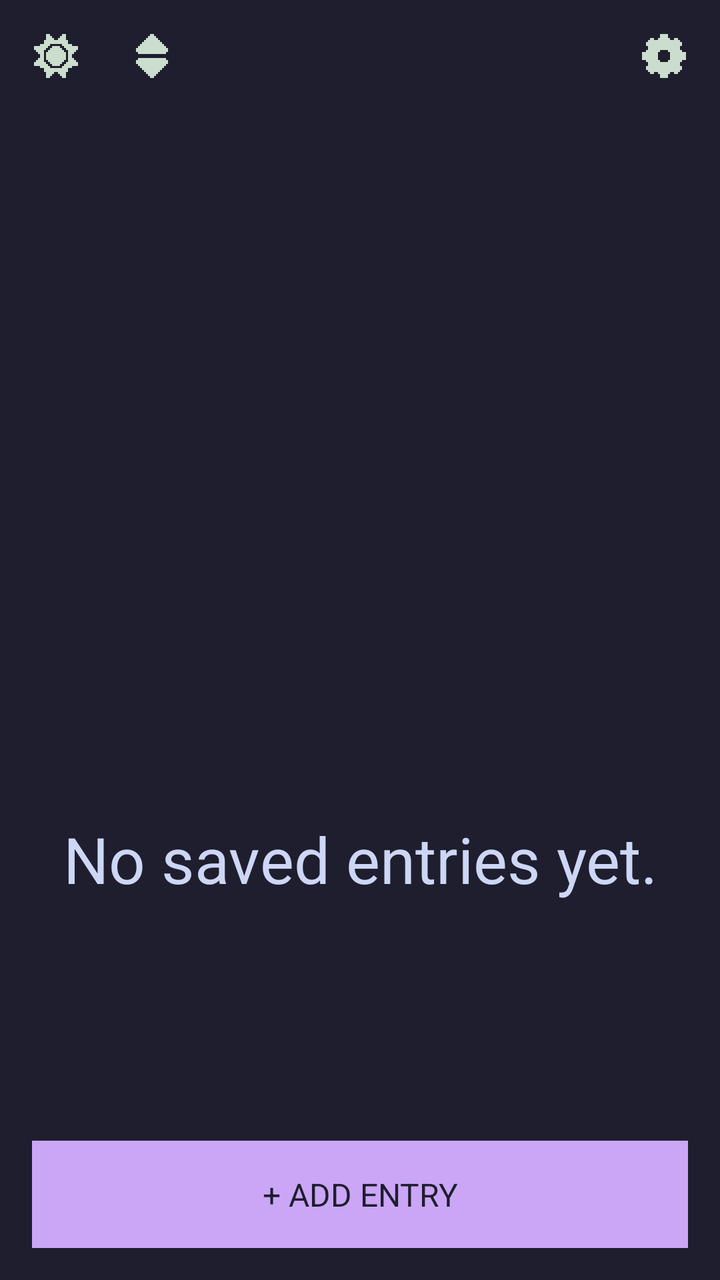
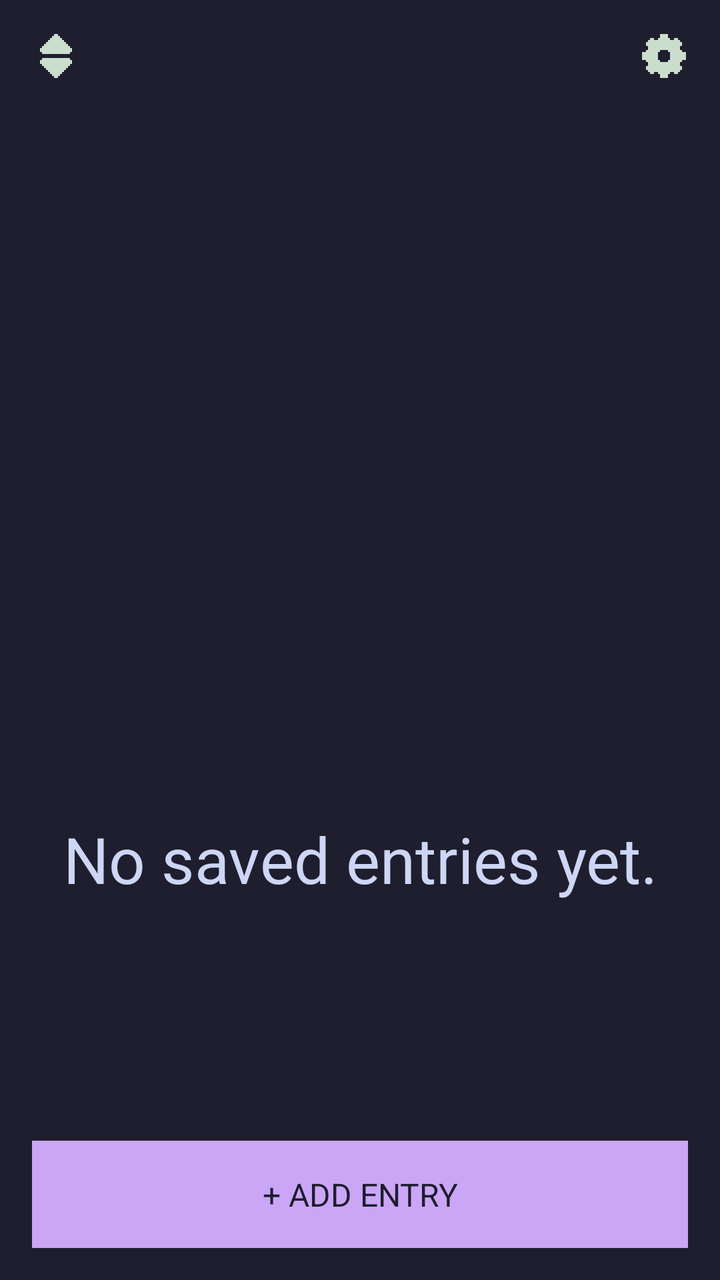

Compare the two renders of this Android layout. The source of the first and the diff that turns it into the second are given below.
<!-- AndroidManifest.xml: application theme Theme.Okapi -->
<!-- res/layout/activity_main.xml -->
<?xml version="1.0" encoding="utf-8"?>
<LinearLayout xmlns:android="http://schemas.android.com/apk/res/android"
    android:id="@+id/root"
    style="@style/VerticalList"
    android:layout_height="match_parent"
    android:background="@color/base">

    <LinearLayout
        android:id="@+id/toolbar_row"
        style="@style/HorizontalList"
        android:padding="4sp">

        <FrameLayout
            android:id="@+id/theme_btn"
            android:layout_width="wrap_content"
            android:layout_height="wrap_content"
            android:padding="@dimen/small">

            <ImageView
                android:id="@+id/theme_icon"
                style="@style/Icon24"
                android:contentDescription="@string/altdescr_switch_theme"
                android:src="@drawable/px_sun" />
        </FrameLayout>

        <FrameLayout
            android:id="@+id/sort_btn"
            android:layout_width="wrap_content"
            android:layout_height="wrap_content"
            android:padding="@dimen/small">

            <ImageView
                style="@style/Icon24"
                android:contentDescription="@string/altdescr_sort"
                android:src="@drawable/px_sort" />
        </FrameLayout>

        <FrameLayout
            android:id="@+id/delete_btn"
            android:layout_width="wrap_content"
            android:layout_height="wrap_content"
            android:padding="@dimen/small"
            android:visibility="gone">

            <ImageView
                style="@style/Icon24"
                android:contentDescription="@string/altdescr_delete"
                android:src="@drawable/px_trash" />
        </FrameLayout>

        <View
            android:layout_width="0dp"
            android:layout_height="0dp"
            android:layout_weight="1" />

        <FrameLayout
            android:id="@+id/settings_btn"
            android:layout_width="wrap_content"
            android:layout_height="wrap_content"
            android:padding="@dimen/small">

            <ImageView
                style="@style/Icon24"
                android:contentDescription="@string/altdescr_open_settings"
                android:src="@drawable/px_cog" />
        </FrameLayout>

    </LinearLayout>

    <LinearLayout
        android:id="@+id/list_view"
        style="@style/VerticalList"
        android:layout_height="0dp"
        android:layout_weight="1">

        <ListView
            android:id="@+id/messages_list"
            android:layout_width="match_parent"
            android:layout_height="0dp"
            android:layout_weight="1"
            android:background="@android:color/transparent"
            android:cacheColorHint="@android:color/transparent"
            android:fadingEdge="none"
            android:overScrollMode="never"
            android:scrollbars="none" />

        <TextView
            android:id="@+id/empty_label"
            style="@style/H2_Center"
            android:layout_height="0dp"
            android:layout_weight="1"
            android:text="@string/label_no_messages" />

        <Button
            android:id="@+id/add_btn"
            style="@style/BTN"
            android:layout_margin="16dp"
            android:text="@string/btn_add_message" />
    </LinearLayout>

    <LinearLayout
        android:id="@+id/edit_view"
        style="@style/VerticalList"
        android:layout_height="0dp"
        android:layout_weight="1"
        android:paddingLeft="16dp"
        android:paddingRight="16dp"
        android:paddingBottom="16dp"
        android:visibility="gone">

        <ScrollView
            android:layout_width="match_parent"
            android:layout_height="0dp"
            android:layout_weight="1"
            android:fadingEdge="none"
            android:fillViewport="true"
            android:overScrollMode="never"
            android:scrollbars="none">

            <LinearLayout style="@style/VerticalList_BG2">

                <TextView
                    style="@style/Text"
                    android:text="@string/label_name" />

                <EditText
                    android:id="@+id/field_name"
                    style="@style/EditText"
                    android:inputType="textNoSuggestions" />

                <View style="@style/SeparatorListVertical" />

                <TextView
                    style="@style/Text"
                    android:text="@string/label_user" />

                <EditText
                    android:id="@+id/field_user"
                    style="@style/EditText"
                    android:inputType="textNoSuggestions" />

                <View style="@style/SeparatorListVertical" />

                <TextView
                    style="@style/Text"
                    android:text="@string/label_password" />

                <EditText
                    android:id="@+id/field_password"
                    style="@style/EditText"
                    android:inputType="textVisiblePassword" />

                <View style="@style/SeparatorListVertical" />

                <TextView
                    style="@style/Text"
                    android:text="@string/label_url" />

                <EditText
                    android:id="@+id/field_url"
                    style="@style/EditText"
                    android:inputType="textUri|textNoSuggestions" />

                <View style="@style/SeparatorListVertical" />

                <TextView
                    style="@style/Text"
                    android:text="@string/label_totp" />

                <EditText
                    android:id="@+id/field_totp"
                    style="@style/EditText"
                    android:inputType="textVisiblePassword" />
            </LinearLayout>
        </ScrollView>

        <View style="@style/Separator" />

        <Button
            android:id="@+id/save_btn"
            style="@style/BTN"
            android:text="@string/btn_save" />

        <View style="@style/SeparatorListVertical" />

        <Button
            android:id="@+id/cancel"
            style="@style/BTN"
            android:text="@string/btn_go_back" />
    </LinearLayout>
</LinearLayout>
<!-- resources referenced by this layout -->
<resources>
  <color name="base">#1E1E2E</color>
  <dimen name="small">12sp</dimen>
  <!-- drawable px_sun (drawable) -->
  <vector xmlns:android="http://schemas.android.com/apk/res/android"
      android:width="24dp"
      android:height="24dp"
      android:viewportWidth="24"
      android:viewportHeight="24">
    <path
        android:fillColor="#CBDECD"
        android:pathData="M7,1L7,4L6,4L6,6L4,6L4,7L1,7L1,9L2,9L2,10L3,10L3,11L4,11L4,13L3,13L3,14L2,14L2,15L1,15L1,17L4,17L4,18L6,18L6,20L7,20L7,23L9,23L9,22L10,22L10,21L11,21L11,20L13,20L13,21L14,21L14,22L15,22L15,23L17,23L17,20L18,20L18,18L20,18L20,17L23,17L23,15L22,15L22,14L21,14L21,13L20,13L20,11L21,11L21,10L22,10L22,9L23,9L23,7L20,7L20,6L18,6L18,4L17,4L17,1L15,1L15,2L14,2L14,3L13,3L13,4L11,4L11,3L10,3L10,2L9,2L9,1L7,1zM9,6L15,6L15,7L16,7L16,8L17,8L17,9L18,9L18,15L17,15L17,16L16,16L16,17L15,17L15,18L9,18L9,17L8,17L8,16L7,16L7,15L6,15L6,9L7,9L7,8L8,8L8,7L9,7L9,6zM10,7L10,8L9,8L9,9L8,9L8,10L7,10L7,14L8,14L8,15L9,15L9,16L10,16L10,17L14,17L14,16L15,16L15,15L16,15L16,14L17,14L17,10L16,10L16,9L15,9L15,8L14,8L14,7L10,7z"/>
  </vector>
  <!-- drawable px_trash (drawable) -->
  <vector xmlns:android="http://schemas.android.com/apk/res/android"
      android:width="24dp"
      android:height="24dp"
      android:viewportWidth="24"
      android:viewportHeight="24">
    <path
        android:fillColor="#CBDECD"
        android:pathData="M9,1L9,2L8,2L8,3L2,3L2,5L22,5L22,3L16,3L16,2L15,2L15,1L9,1zM4,7L4,22L5,22L5,23L19,23L19,21L20,21L20,7L4,7zM8,9L10,9L10,19L8,19L8,9zM14,9L16,9L16,19L14,19L14,9z"/>
  </vector>
  <string name="altdescr_delete">Delete</string>
  <string name="altdescr_open_settings">Open Settings</string>
  <string name="altdescr_sort">Reorder messages</string>
  <string name="altdescr_switch_theme">Switch between light and dark</string>
  <string name="btn_add_message">+ ADD ENTRY</string>
  <string name="btn_go_back">GO BACK</string>
  <string name="btn_save">SAVE</string>
  <string name="label_name">NAME</string>
  <string name="label_no_messages">No saved entries yet.</string>
  <string name="label_password">PASSWORD</string>
  <string name="label_totp">TOTP SECRET</string>
  <string name="label_url">URL</string>
  <string name="label_user">USER</string>
  <style name="H2_Center" parent="H2">
          <item name="android:gravity">center</item>
      </style>
  <style name="HorizontalList" parent="BlockFlow">
          <item name="android:orientation">horizontal</item>
          <item name="android:gravity">center_vertical</item>
      </style>
  <style name="Icon24">
          <item name="android:layout_width">24dp</item>
          <item name="android:layout_height">24dp</item>
          <item name="android:layout_gravity">center</item>
      </style>
  <style name="SeparatorListVertical">
          <item name="android:layout_width">match_parent</item>
          <item name="android:layout_height">@dimen/space_between_elements</item>
      </style>
  <style name="Text" parent="BlockFlow">
          <item name="android:textColor">@color/text</item>
          <item name="android:textSize">@dimen/text</item>
      </style>
  <style name="VerticalList" parent="BlockFlow">
          <item name="android:orientation">vertical</item>
      </style>
  <style name="VerticalList_BG2" parent="VerticalList">
          <item name="android:background">@color/surface_0</item>
          <item name="android:padding">16dp</item>
      </style>
  <style name="BlockFlow">
          <item name="android:layout_width">match_parent</item>
          <item name="android:layout_height">wrap_content</item>
      </style>
  <dimen name="text">16sp</dimen>
  <color name="accent">#CBA6F7</color>
  <color name="text">#CDD6F4</color>
  <style name="H2" parent="BlockFlow">
          <item name="android:textColor">@color/text</item>
          <item name="android:textSize">@dimen/h2</item>
      </style>
  <color name="disabled">#585B70</color>
  <dimen name="space_between_elements">8dp</dimen>
  <color name="surface_0">#45475A</color>
  <dimen name="h2">32sp</dimen>
  <!-- unchanged entries left out for length: 6 -->
</resources>

<!-- the commit's change to res/layout/activity_main.xml (unified diff, before → after) -->
@@ -10,18 +10,18 @@
         style="@style/HorizontalList"
         android:padding="4sp">
 
-        <FrameLayout
-            android:id="@+id/theme_btn"
-            android:layout_width="wrap_content"
-            android:layout_height="wrap_content"
-            android:padding="@dimen/small">
-
-            <ImageView
-                android:id="@+id/theme_icon"
-                style="@style/Icon24"
-                android:contentDescription="@string/altdescr_switch_theme"
-                android:src="@drawable/px_sun" />
-        </FrameLayout>
+
+
+
+
+
+
+
+
+
+
+
+
 
         <FrameLayout
             android:id="@+id/sort_btn"
@@ -35,19 +35,6 @@
                 android:src="@drawable/px_sort" />
         </FrameLayout>
 
-        <FrameLayout
-            android:id="@+id/delete_btn"
-            android:layout_width="wrap_content"
-            android:layout_height="wrap_content"
-            android:padding="@dimen/small"
-            android:visibility="gone">
-
-            <ImageView
-                style="@style/Icon24"
-                android:contentDescription="@string/altdescr_delete"
-                android:src="@drawable/px_trash" />
-        </FrameLayout>
-
         <View
             android:layout_width="0dp"
             android:layout_height="0dp"
@@ -80,6 +67,8 @@
             android:layout_weight="1"
             android:background="@android:color/transparent"
             android:cacheColorHint="@android:color/transparent"
+            android:divider="@null"
+            android:dividerHeight="0dp"
             android:fadingEdge="none"
             android:overScrollMode="never"
             android:scrollbars="none" />
@@ -117,60 +106,85 @@
             android:overScrollMode="never"
             android:scrollbars="none">
 
-            <LinearLayout style="@style/VerticalList_BG2">
-
-                <TextView
-                    style="@style/Text"
-                    android:text="@string/label_name" />
-
-                <EditText
-                    android:id="@+id/field_name"
-                    style="@style/EditText"
-                    android:inputType="textNoSuggestions" />
-
-                <View style="@style/SeparatorListVertical" />
-
-                <TextView
-                    style="@style/Text"
-                    android:text="@string/label_user" />
-
-                <EditText
-                    android:id="@+id/field_user"
-                    style="@style/EditText"
-                    android:inputType="textNoSuggestions" />
-
-                <View style="@style/SeparatorListVertical" />
-
-                <TextView
-                    style="@style/Text"
-                    android:text="@string/label_password" />
-
-                <EditText
-                    android:id="@+id/field_password"
-                    style="@style/EditText"
-                    android:inputType="textVisiblePassword" />
-
-                <View style="@style/SeparatorListVertical" />
-
-                <TextView
-                    style="@style/Text"
-                    android:text="@string/label_url" />
-
-                <EditText
-                    android:id="@+id/field_url"
-                    style="@style/EditText"
-                    android:inputType="textUri|textNoSuggestions" />
-
-                <View style="@style/SeparatorListVertical" />
-
-                <TextView
-                    style="@style/Text"
-                    android:text="@string/label_totp" />
-
-                <EditText
-                    android:id="@+id/field_totp"
-                    style="@style/EditText"
-                    android:inputType="textVisiblePassword" />
+            <LinearLayout style="@style/VerticalList">
+
+                <LinearLayout style="@style/VerticalList_BG2">
+
+                    <TextView
+                        style="@style/Text"
+                        android:text="@string/label_name" />
+
+                    <View style="@style/SeparatorListVertical" />
+
+                    <EditText
+                        android:id="@+id/field_name"
+                        style="@style/EditText"
+                        android:inputType="textNoSuggestions" />
+                </LinearLayout>
+
+                <View style="@style/SeparatorListVertical" />
+
+                <LinearLayout style="@style/VerticalList_BG2">
+
+                    <TextView
+                        style="@style/Text"
+                        android:text="@string/label_user" />
+
+                    <View style="@style/SeparatorListVertical" />
+
+                    <EditText
+                        android:id="@+id/field_user"
+                        style="@style/EditText"
+                        android:inputType="textNoSuggestions" />
+                </LinearLayout>
+
+                <View style="@style/SeparatorListVertical" />
+
+                <LinearLayout style="@style/VerticalList_BG2">
+
+                    <TextView
+                        style="@style/Text"
+                        android:text="@string/label_password" />
+
+                    <View style="@style/SeparatorListVertical" />
+
+                    <EditText
+                        android:id="@+id/field_password"
+                        style="@style/EditText"
+                        android:inputType="textVisiblePassword" />
+                </LinearLayout>
+
+                <View style="@style/SeparatorListVertical" />
+
+                <LinearLayout style="@style/VerticalList_BG2">
+
+                    <TextView
+                        style="@style/Text"
+                        android:text="@string/label_url" />
+
+                    <View style="@style/SeparatorListVertical" />
+
+                    <EditText
+                        android:id="@+id/field_url"
+                        style="@style/EditText"
+                        android:inputType="textUri|textNoSuggestions" />
+                </LinearLayout>
+
+                <View style="@style/SeparatorListVertical" />
+
+                <LinearLayout style="@style/VerticalList_BG2">
+
+                    <TextView
+                        style="@style/Text"
+                        android:text="@string/label_totp" />
+
+                    <View style="@style/SeparatorListVertical" />
+
+                    <EditText
+                        android:id="@+id/field_totp"
+                        style="@style/EditText"
+                        android:inputType="textVisiblePassword" />
+                </LinearLayout>
             </LinearLayout>
         </ScrollView>
 
@@ -180,6 +194,13 @@
             android:id="@+id/save_btn"
             style="@style/BTN"
             android:text="@string/btn_save" />
+
+        <View style="@style/SeparatorListVertical" />
+
+        <Button
+            android:id="@+id/delete_btn"
+            style="@style/BTN_Danger"
+            android:text="@string/btn_delete" />
 
         <View style="@style/SeparatorListVertical" />
 
<!-- resource entries referenced after the edit -->
@@ -2,39 +2,21 @@
 <resources>
   <color name="base">#1E1E2E</color>
   <dimen name="small">12sp</dimen>
-  <!-- drawable px_sun (drawable) -->
-  <vector xmlns:android="http://schemas.android.com/apk/res/android"
-      android:width="24dp"
-      android:height="24dp"
-      android:viewportWidth="24"
-      android:viewportHeight="24">
-    <path
-        android:fillColor="#CBDECD"
-        android:pathData="M7,1L7,4L6,4L6,6L4,6L4,7L1,7L1,9L2,9L2,10L3,10L3,11L4,11L4,13L3,13L3,14L2,14L2,15L1,15L1,17L4,17L4,18L6,18L6,20L7,20L7,23L9,23L9,22L10,22L10,21L11,21L11,20L13,20L13,21L14,21L14,22L15,22L15,23L17,23L17,20L18,20L18,18L20,18L20,17L23,17L23,15L22,15L22,14L21,14L21,13L20,13L20,11L21,11L21,10L22,10L22,9L23,9L23,7L20,7L20,6L18,6L18,4L17,4L17,1L15,1L15,2L14,2L14,3L13,3L13,4L11,4L11,3L10,3L10,2L9,2L9,1L7,1zM9,6L15,6L15,7L16,7L16,8L17,8L17,9L18,9L18,15L17,15L17,16L16,16L16,17L15,17L15,18L9,18L9,17L8,17L8,16L7,16L7,15L6,15L6,9L7,9L7,8L8,8L8,7L9,7L9,6zM10,7L10,8L9,8L9,9L8,9L8,10L7,10L7,14L8,14L8,15L9,15L9,16L10,16L10,17L14,17L14,16L15,16L15,15L16,15L16,14L17,14L17,10L16,10L16,9L15,9L15,8L14,8L14,7L10,7z"/>
-  </vector>
-  <!-- drawable px_trash (drawable) -->
-  <vector xmlns:android="http://schemas.android.com/apk/res/android"
-      android:width="24dp"
-      android:height="24dp"
-      android:viewportWidth="24"
-      android:viewportHeight="24">
-    <path
-        android:fillColor="#CBDECD"
-        android:pathData="M9,1L9,2L8,2L8,3L2,3L2,5L22,5L22,3L16,3L16,2L15,2L15,1L9,1zM4,7L4,22L5,22L5,23L19,23L19,21L20,21L20,7L4,7zM8,9L10,9L10,19L8,19L8,9zM14,9L16,9L16,19L14,19L14,9z"/>
-  </vector>
-  <string name="altdescr_delete">Delete</string>
   <string name="altdescr_open_settings">Open Settings</string>
   <string name="altdescr_sort">Reorder messages</string>
-  <string name="altdescr_switch_theme">Switch between light and dark</string>
   <string name="btn_add_message">+ ADD ENTRY</string>
+  <string name="btn_delete">DELETE</string>
   <string name="btn_go_back">GO BACK</string>
   <string name="btn_save">SAVE</string>
-  <string name="label_name">NAME</string>
+  <string name="label_name">Name</string>
   <string name="label_no_messages">No saved entries yet.</string>
-  <string name="label_password">PASSWORD</string>
-  <string name="label_totp">TOTP SECRET</string>
+  <string name="label_password">Password</string>
+  <string name="label_totp">TOTP Secret</string>
   <string name="label_url">URL</string>
-  <string name="label_user">USER</string>
+  <string name="label_user">User</string>
+  <style name="BTN_Danger" parent="BTN">
+          <item name="android:background">@color/error</item>
+      </style>
   <style name="H2_Center" parent="H2">
           <item name="android:gravity">center</item>
       </style>
@@ -68,6 +50,7 @@
       </style>
   <dimen name="text">16sp</dimen>
   <color name="accent">#CBA6F7</color>
+  <color name="error">#F38BA9</color>
   <color name="text">#CDD6F4</color>
   <style name="H2" parent="BlockFlow">
           <item name="android:textColor">@color/text</item>
